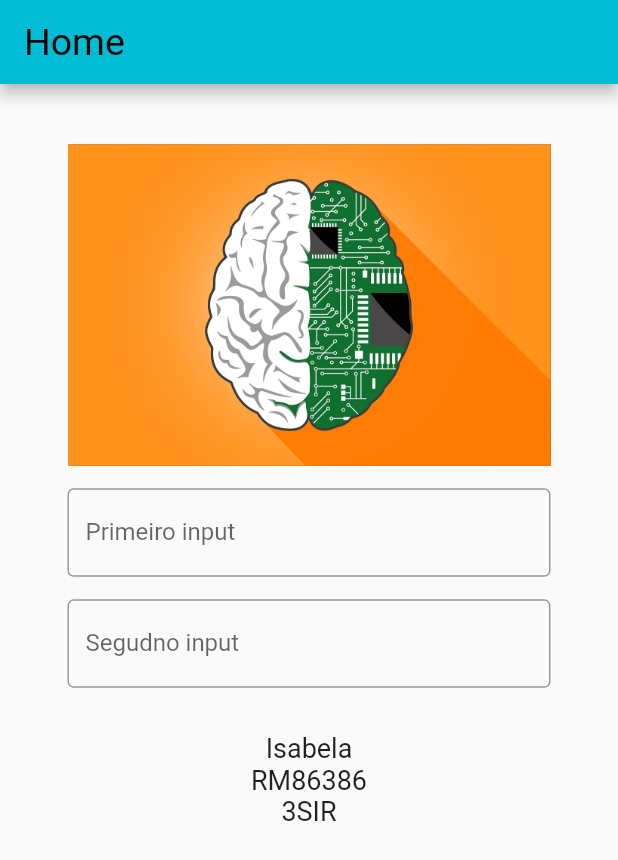
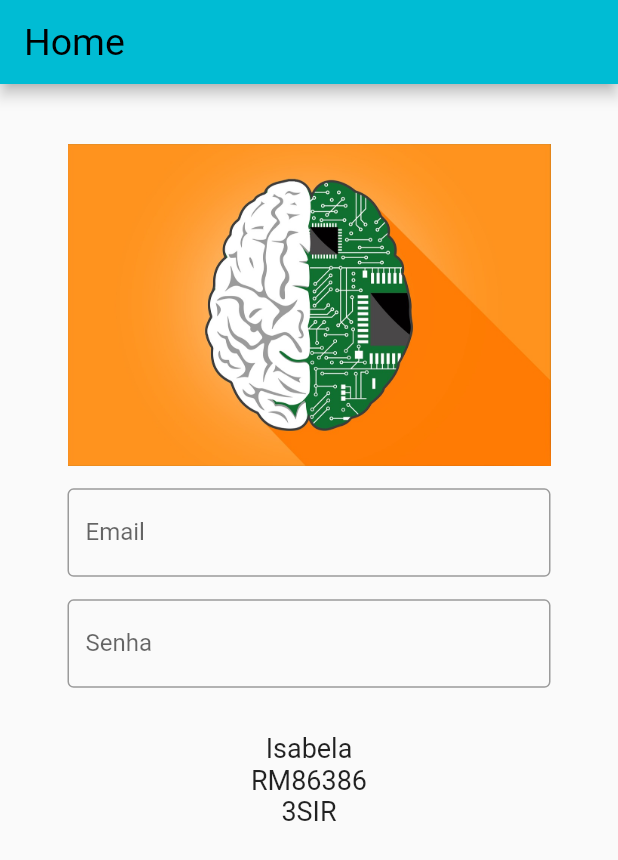
Before and after one commit to IsabelaMarques07/flutter-project-checkpoint, a Flutter app: the screen it shows after launch, on a phone screen of 412 x 824 dp. Shown: the top 860 px of the screen. Run offline on Flutter 3.47's test engine with Material 2 defaults, Android fonts, the phone set to English and light mode, and no system bars; missing offline and left inert: dart:html.

Commit message:
edição dos textos dos inputs

```diff
--- a/lib/src/app/modules/intro_page/intro_page.dart
+++ b/lib/src/app/modules/intro_page/intro_page.dart
@@ -21,9 +21,9 @@ class IntroPage extends StatelessWidget{
           ),
 
           const SizedBox(height: 15),
-          StandardInput(label: 'Primeiro input'),
+          StandardInput(label: 'Email'),
           const SizedBox(height: 15),
-          StandardInput(label: 'Segudno input'),
+          StandardInput(label: 'Senha'),
           const SizedBox(height: 30),
           Text(
             'Isabela\nRM86386\n3SIR',
```
